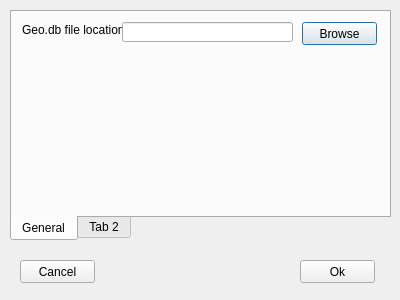
Old version of the form setdialog.ui in the repository artwaw/nibiru.
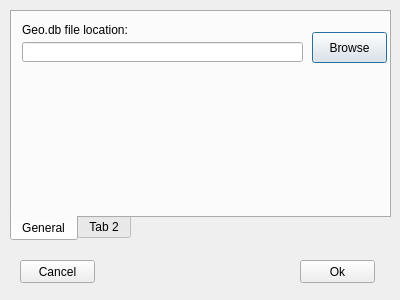
New version of the form. Icons and pictures are not drawn.

```diff
--- a/setdialog.ui
+++ b/setdialog.ui
@@ -56,7 +56,7 @@
       <rect>
        <x>10</x>
        <y>10</y>
-       <width>101</width>
+       <width>131</width>
        <height>16</height>
       </rect>
      </property>
@@ -67,9 +67,9 @@
     <widget class="QLineEdit" name="geoLocationEdit">
      <property name="geometry">
       <rect>
-       <x>110</x>
-       <y>10</y>
-       <width>171</width>
+       <x>10</x>
+       <y>30</y>
+       <width>281</width>
        <height>20</height>
       </rect>
      </property>
@@ -77,10 +77,10 @@
     <widget class="QPushButton" name="geoBrowseBtn">
      <property name="geometry">
       <rect>
-       <x>290</x>
-       <y>10</y>
+       <x>300</x>
+       <y>20</y>
        <width>75</width>
-       <height>23</height>
+       <height>31</height>
       </rect>
      </property>
      <property name="text">
```
